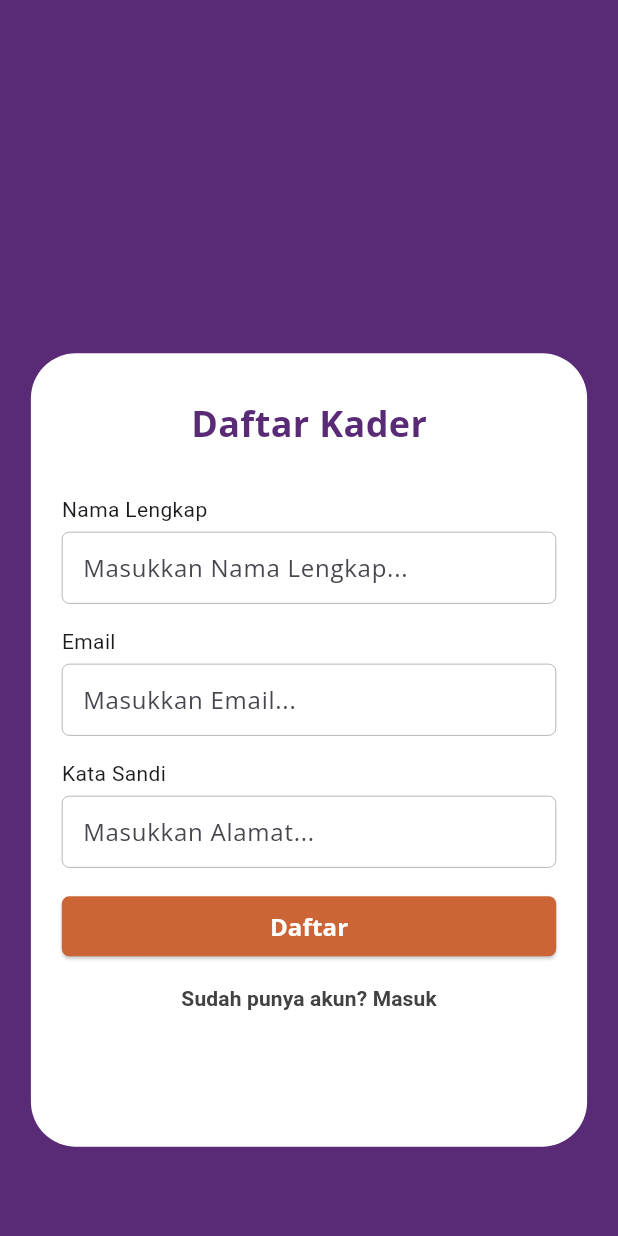
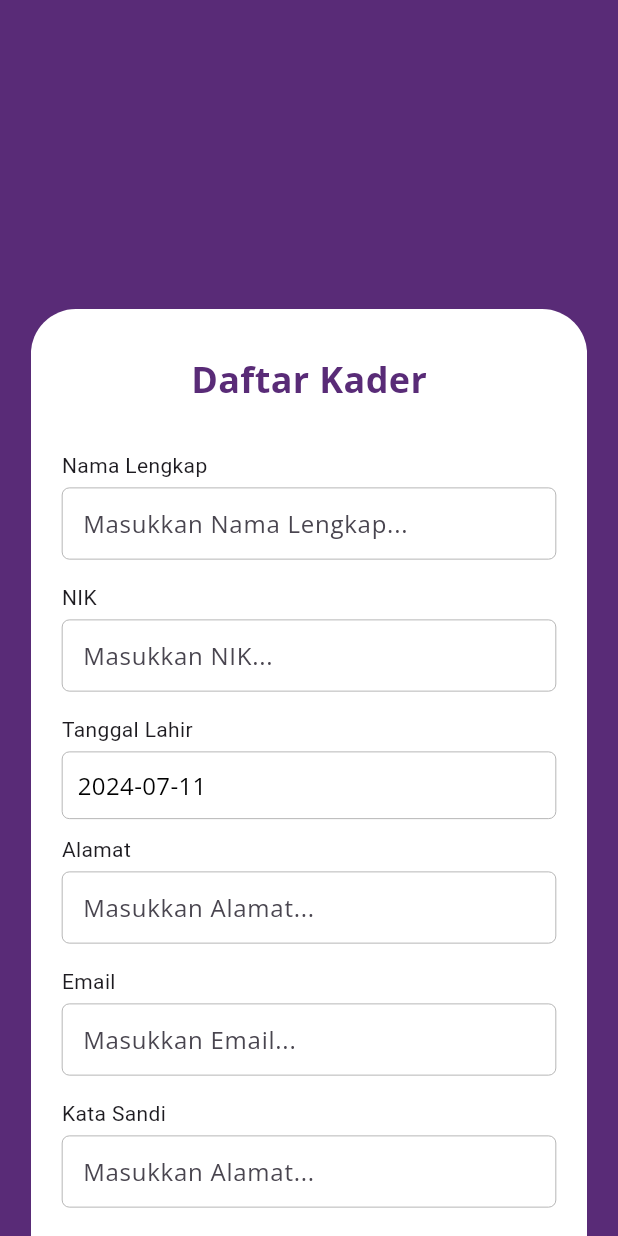
Before and after one commit to izasoerya/simanja_app, a Flutter app: the RegisterKaderPage screen opened by its route, on a phone screen of 412 x 824 dp. Run offline on Flutter 3.47's test engine with Material 3 defaults, Android fonts, the phone set to English and light mode, and no system bars; our stand-ins replace flutter_dotenv, flutter_riverpod, go_router, google_fonts, supabase_flutter; accounts and stored records are empty.

Commit message:
chore: kader refactor data

```diff
--- a/lib/domain/services/kader_auth.dart
+++ b/lib/domain/services/kader_auth.dart
@@ -17,6 +17,6 @@ class KaderAuthentication {
     } catch (e) {
       print('Error logging in user: $e');
     }
-    return UserKader();
+    throw Exception('Invalid credentials');
   }
 }
--- a/lib/presentation/provider/provider_user.dart
+++ b/lib/presentation/provider/provider_user.dart
@@ -1,13 +1,14 @@
 import 'package:flutter_riverpod/flutter_riverpod.dart';
 import 'package:simanja_app/domain/entities/kader_auth.dart';
 import 'package:simanja_app/domain/entities/remaja_auth.dart';
+import 'package:simanja_app/utils/default_account.dart';
 
 final userRemajaProvider = StateProvider<UserRemaja>((ref) {
   return UserRemaja();
 });
 
 final userKaderProvider = StateProvider<UserKader>((ref) {
-  return UserKader();
+  return kaderAccount;
 });
 
 void setUserRemaja(WidgetRef ref, UserRemaja user) {
--- a/lib/presentation/screens/kader/register_kader.dart
+++ b/lib/presentation/screens/kader/register_kader.dart
@@ -3,9 +3,14 @@ import 'package:simanja_app/domain/entities/kader_auth.dart';
 import 'package:simanja_app/domain/services/kader_auth.dart';
 import 'package:simanja_app/presentation/router/router.dart';
 import 'package:simanja_app/presentation/theme/global_theme.dart';
+import 'package:simanja_app/presentation/widgets/atom/check_box.dart';
+import 'package:simanja_app/presentation/widgets/atom/date_of_birth.dart';
+import 'package:simanja_app/presentation/widgets/atom/gender_slider.dart';
 import 'package:simanja_app/presentation/widgets/atom/nude_button.dart';
 import 'package:simanja_app/presentation/widgets/atom/submit_button.dart';
 import 'package:simanja_app/presentation/widgets/atom/text_input.dart';
+import 'package:simanja_app/utils/default_account.dart';
+import 'package:simanja_app/utils/enums.dart';
 
 class RegisterKaderPage extends StatefulWidget {
   const RegisterKaderPage({super.key});
@@ -20,6 +25,9 @@ class _RegisterKaderPageState extends State<RegisterKaderPage> {
   late GlobalTheme theme;
 
   //* Callback hell
+  String _nik = '';
+  void _readNIK(data) => _nik = data;
+
   String _name = '';
   void _readName(data) => _name = data;
 
@@ -28,6 +36,17 @@ class _RegisterKaderPageState extends State<RegisterKaderPage> {
 
   String _password = '';
   void _readPassword(data) => _password = data;
+  DateTime _dateOfBirth = DateTime.now();
+  void _readDoB(data) => _dateOfBirth = data;
+
+  String _address = '';
+  void _readAddress(data) => _address = data;
+
+  bool _bpjs = false;
+  void _readBPJS(data) => _bpjs = data;
+
+  Gender _sex = Gender.male;
+  void _readSex(data) => _sex = data;
 
   @override
   void initState() {
@@ -66,6 +85,15 @@ class _RegisterKaderPageState extends State<RegisterKaderPage> {
                       hintText: 'Masukkan Nama Lengkap...',
                       value: _readName),
                   TextInput(
+                      labelText: 'NIK',
+                      hintText: 'Masukkan NIK...',
+                      value: _readNIK),
+                  DateOfBirthField(value: _readDoB),
+                  TextInput(
+                      labelText: 'Alamat',
+                      hintText: 'Masukkan Alamat...',
+                      value: _readAddress),
+                  TextInput(
                       labelText: 'Email',
                       hintText: 'Masukkan Email...',
                       value: _readEmail),
@@ -73,14 +101,23 @@ class _RegisterKaderPageState extends State<RegisterKaderPage> {
                       labelText: 'Kata Sandi',
                       hintText: 'Masukkan Alamat...',
                       value: _readPassword),
+                  ChecklistBox(text: 'Punya BPJS ?', value: _readBPJS),
+                  GenderSelection(value: _readSex),
                   SubmitButton(
                       text: 'Daftar',
                       onClick: () {
                         UserKader kader = UserKader(
-                          name: _name,
-                          email: _email,
-                          password: _password,
-                        );
+                            uid: '',
+                            name: _name,
+                            nik: _nik,
+                            sex: _sex,
+                            birthDate: _dateOfBirth,
+                            address: _address,
+                            bpjs: _bpjs,
+                            email: _email,
+                            password: _password);
+
+                        // TODO: Implement input condition
                         KaderAuthentication().createUser(kader);
                       }),
                   NudeButton(
```
Also changed, not shown: lib/infrastructure/ikader_auth.dart (+11 -0 lines), lib/presentation/screens/kader/login_kader.dart (+6 -2 lines).
